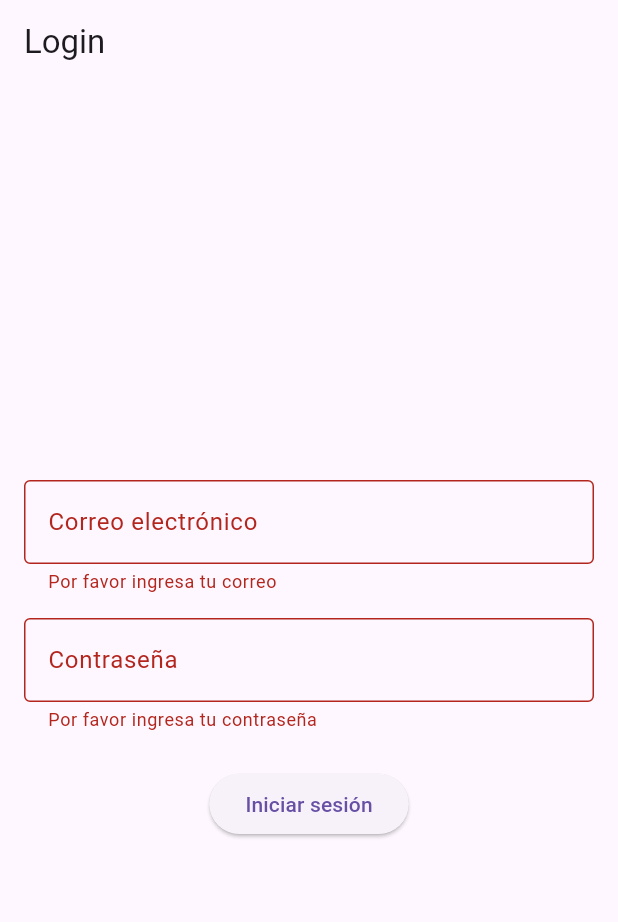
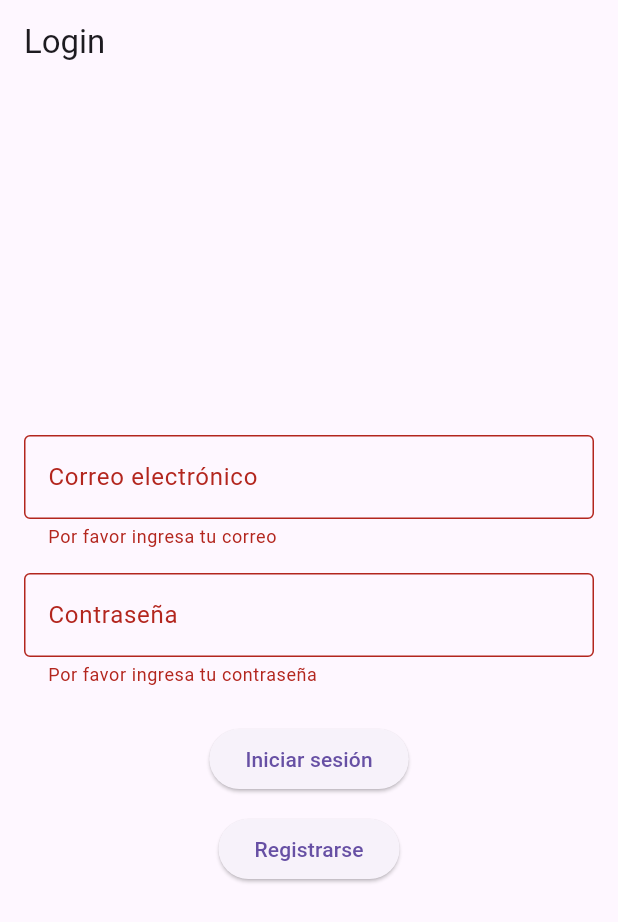
Before and after one commit to fmilram/fl_calculadora_ia, a Flutter app: the screen it shows after launch, after a tap on "Iniciar sesión", on a phone screen of 412 x 824 dp. Shown: the top 922 px of the screen. Run offline on Flutter 3.47's test engine with Material 3 defaults, Android fonts, the light colour scheme and no system bars; our stand-ins replace firebase_auth, firebase_core; accounts and stored records are empty.

Commit message:
Login y Register con FireBase Auth

```diff
--- a/lib/screens/fl_login_screen.dart
+++ b/lib/screens/fl_login_screen.dart
@@ -1,4 +1,5 @@
 import 'package:flutter/material.dart';
+import 'package:firebase_auth/firebase_auth.dart';
 
 class LoginScreen extends StatefulWidget {
   const LoginScreen({super.key});
@@ -11,6 +12,7 @@ class _LoginScreenState extends State<LoginScreen> {
   final _formKey = GlobalKey<FormState>();
   final TextEditingController _emailController = TextEditingController();
   final TextEditingController _passwordController = TextEditingController();
+  final FirebaseAuth _auth = FirebaseAuth.instance;
 
   @override
   void dispose() {
@@ -19,13 +21,65 @@ class _LoginScreenState extends State<LoginScreen> {
     super.dispose();
   }
 
-  void _login() {
+  Future<void> _login() async {
     if (_formKey.currentState!.validate()) {
-      String email = _emailController.text;
-      String password = _passwordController.text;
+      try {
+        await _auth.signInWithEmailAndPassword(
+          email: _emailController.text.trim(),
+          password: _passwordController.text.trim(),
+        );
 
-      print('Email: $email');
-      print('Password: $password');
+        if (!mounted) return;
+
+        ScaffoldMessenger.of(
+          context,
+        ).showSnackBar(const SnackBar(content: Text('Login correcto')));
+      } on FirebaseAuthException catch (e) {
+        if (!mounted) return;
+
+        String mensaje = 'Error en login';
+
+        if (e.code == 'user-not-found') {
+          mensaje = 'Usuario no encontrado';
+        } else if (e.code == 'wrong-password') {
+          mensaje = 'Contraseña incorrecta';
+        }
+
+        ScaffoldMessenger.of(
+          context,
+        ).showSnackBar(SnackBar(content: Text(mensaje)));
+      }
+    }
+  }
+
+  Future<void> _register() async {
+    if (_formKey.currentState!.validate()) {
+      try {
+        await _auth.createUserWithEmailAndPassword(
+          email: _emailController.text.trim(),
+          password: _passwordController.text.trim(),
+        );
+
+        if (!mounted) return;
+
+        ScaffoldMessenger.of(context).showSnackBar(
+          const SnackBar(content: Text('Usuario registrado correctamente')),
+        );
+      } on FirebaseAuthException catch (e) {
+        if (!mounted) return;
+
+        String mensaje = 'Error en registro';
+
+        if (e.code == 'email-already-in-use') {
+          mensaje = 'El correo ya está en uso';
+        } else if (e.code == 'weak-password') {
+          mensaje = 'La contraseña es demasiado débil';
+        }
+
+        ScaffoldMessenger.of(
+          context,
+        ).showSnackBar(SnackBar(content: Text(mensaje)));
+      }
     }
   }
 
@@ -76,9 +130,17 @@ class _LoginScreenState extends State<LoginScreen> {
                 },
               ),
               const SizedBox(height: 24),
+
               ElevatedButton(
                 onPressed: _login,
                 child: const Text('Iniciar sesión'),
+              ),
+
+              const SizedBox(height: 12),
+
+              ElevatedButton(
+                onPressed: _register,
+                child: const Text('Registrarse'),
               ),
             ],
           ),
--- a/pubspec.yaml
+++ b/pubspec.yaml
@@ -35,6 +35,7 @@ dependencies:
   # Use with the CupertinoIcons class for iOS style icons.
   cupertino_icons: ^1.0.8
   firebase_core: ^4.5.0
+  firebase_auth: ^6.2.0
 
 dev_dependencies:
   flutter_test:
```
Also changed, not shown: pubspec.lock, 3 other files.
